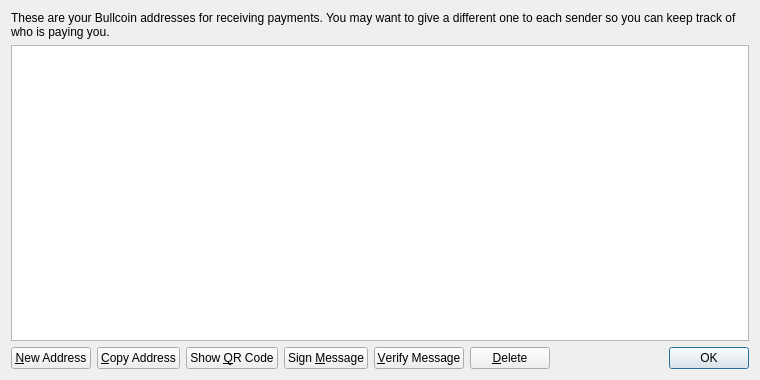
Before: the Qt Designer form src/qt/forms/addressbookpage.ui in BLCdeveloper/cryptobullcoin, drawn with Qt 5.
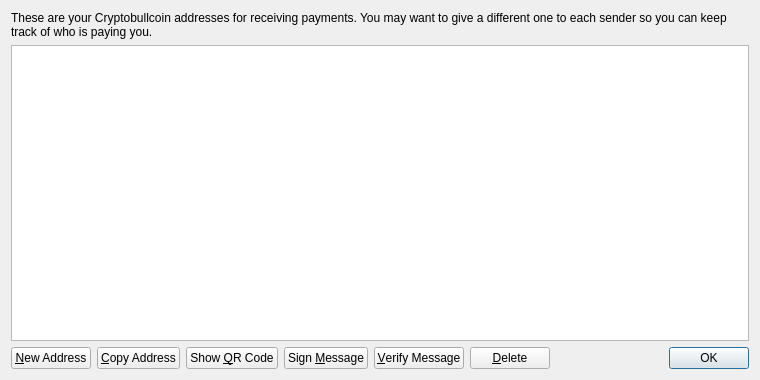
After: the same form once the commit is applied. Icons and pictures are not drawn.

The edit to the form file:
```diff
--- a/src/qt/forms/addressbookpage.ui
+++ b/src/qt/forms/addressbookpage.ui
@@ -17,7 +17,7 @@
    <item>
     <widget class="QLabel" name="labelExplanation">
      <property name="text">
-      <string>These are your Bullcoin addresses for receiving payments. You may want to give a different one to each sender so you can keep track of who is paying you.</string>
+      <string>These are your Cryptobullcoin addresses for receiving payments. You may want to give a different one to each sender so you can keep track of who is paying you.</string>
      </property>
      <property name="textFormat">
       <enum>Qt::PlainText</enum>
```
Left out of the diff: 4 changed lines with no effect on the pictures.
